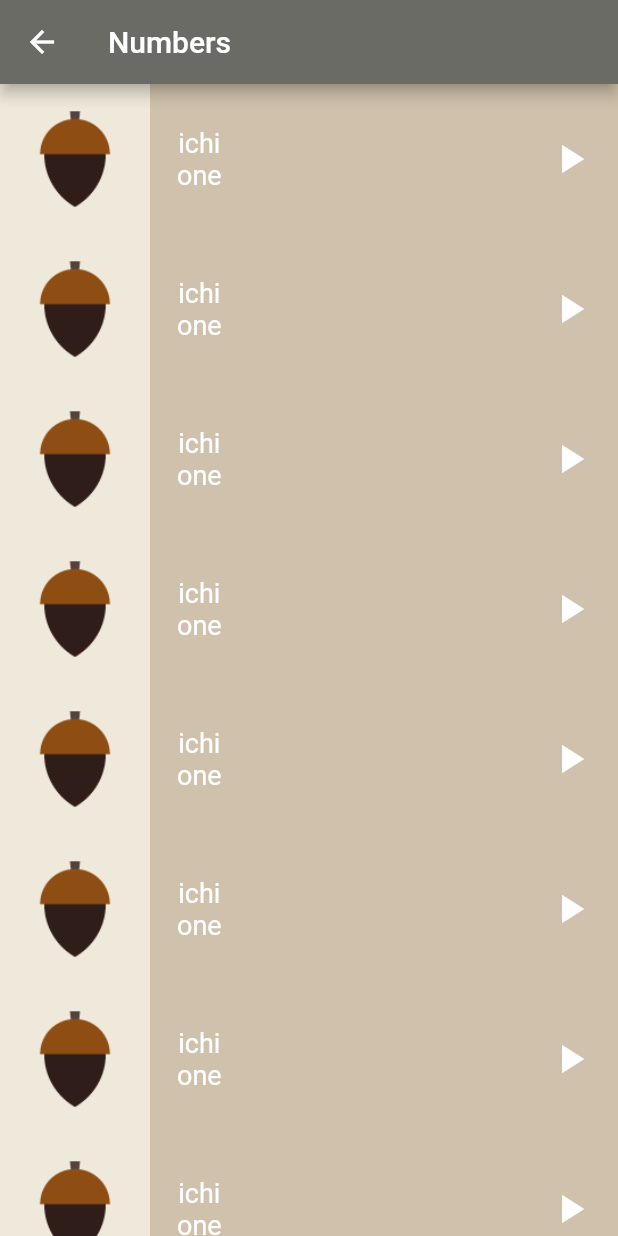
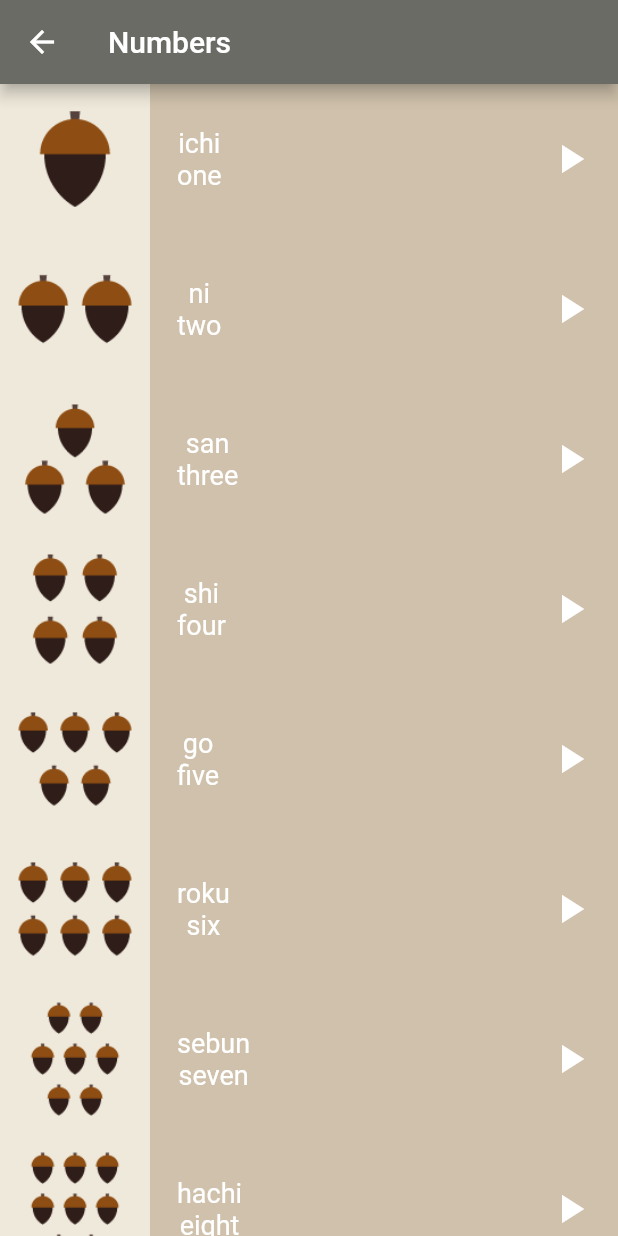
Before and after one commit to MohamedFouad99/language_app, a Flutter app: the NumberScreen screen opened directly, on a phone screen of 412 x 824 dp. Run offline on Flutter 3.47's test engine with Material 2 defaults, Android fonts, the phone set to English and light mode, and no system bars.

Commit message:
end_number_page

```diff
--- a/lib/components/item.dart
+++ b/lib/components/item.dart
@@ -1,6 +1,6 @@
+import 'package:audioplayers/audioplayers.dart';
 import 'package:flutter/material.dart';
-import 'package:flutter/src/widgets/container.dart';
-import 'package:flutter/src/widgets/framework.dart';
+
 import 'package:language_app/model/number.dart';
 
 class Item extends StatelessWidget {
@@ -33,12 +33,19 @@ class Item extends StatelessWidget {
           const Spacer(
             flex: 1,
           ),
-          const Padding(
+          Padding(
             padding: EdgeInsets.only(right: 16),
-            child: Icon(
-              Icons.play_arrow,
-              color: Colors.white,
-              size: 32,
+            child: InkWell(
+              onTap: () {
+                AudioCache player =
+                    AudioCache(prefix: 'assets/sounds/numbers/');
+                player.play(number.sound);
+              },
+              child: Icon(
+                Icons.play_arrow,
+                color: Colors.white,
+                size: 32,
+              ),
             ),
           )
         ],
--- a/lib/model/number.dart
+++ b/lib/model/number.dart
@@ -1,8 +1,10 @@
 class Number {
+  final String sound;
   final String image;
   final String jpNumber;
   final String enNumber;
   const Number({
+    required this.sound,
     required this.image,
     required this.jpNumber,
     required this.enNumber,
--- a/lib/screens/number_screen.dart
+++ b/lib/screens/number_screen.dart
@@ -1,47 +1,85 @@
 // ignore_for_file: public_member_api_docs, sort_constructors_first
 import 'package:flutter/material.dart';
-import 'package:flutter/src/widgets/container.dart';
-import 'package:flutter/src/widgets/framework.dart';
+
 import 'package:language_app/components/item.dart';
 
 import '../model/number.dart';
 
 class NumberScreen extends StatelessWidget {
   const NumberScreen({super.key});
-  final Number one = const Number(
-      image: 'assets/images/numbers/number_one.png',
-      jpNumber: 'ichi',
-      enNumber: 'one');
+  final List<Number> numbers = const [
+    Number(
+        sound: 'number_one_sound.mp3',
+        image: 'assets/images/numbers/number_one.png',
+        jpNumber: 'ichi',
+        enNumber: 'one'),
+    Number(
+        sound: 'number_two_sound.mp3',
+        image: 'assets/images/numbers/number_two.png',
+        jpNumber: 'ni',
+        enNumber: 'two'),
+    Number(
+        sound: 'number_three_sound.mp3',
+        image: 'assets/images/numbers/number_three.png',
+        jpNumber: 'san',
+        enNumber: 'three'),
+    Number(
+        sound: 'number_four_sound.mp3',
+        image: 'assets/images/numbers/number_four.png',
+        jpNumber: 'shi',
+        enNumber: 'four'),
+    Number(
+        sound: 'number_five_sound.mp3',
+        image: 'assets/images/numbers/number_five.png',
+        jpNumber: 'go',
+        enNumber: 'five'),
+    Number(
+        sound: 'number_six_sound.mp3',
+        image: 'assets/images/numbers/number_six.png',
+        jpNumber: 'roku',
+        enNumber: 'six'),
+    Number(
+        sound: 'number_seven_sound.mp3',
+        image: 'assets/images/numbers/number_seven.png',
+        jpNumber: 'sebun',
+        enNumber: 'seven'),
+    Number(
+        sound: 'number_eight_sound.mp3',
+        image: 'assets/images/numbers/number_eight.png',
+        jpNumber: 'hachi',
+        enNumber: 'eight'),
+    Number(
+        sound: 'number_nine_sound.mp3',
+        image: 'assets/images/numbers/number_nine.png',
+        jpNumber: 'kyu',
+        enNumber: 'nine'),
+    Number(
+        sound: 'number_ten_sound.mp3',
+        image: 'assets/images/numbers/number_ten.png',
+        jpNumber: 'ju',
+        enNumber: 'ten'),
+  ];
+
   @override
   Widget build(BuildContext context) {
     return Scaffold(
       appBar: AppBar(
         backgroundColor: const Color(0xFF6A6B65),
-        title: Text('Numbers'),
+        title: const Text('Numbers'),
       ),
-      body: ListView(
-        children: [
-          Item(number: one),
-          Item(number: one),
-          Item(number: one),
-          Item(number: one),
-          Item(number: one),
-          Item(number: one),
-          Item(number: one),
-          Item(number: one),
-          Item(number: one),
-          Item(number: one),
-          Item(number: one),
-          Item(number: one),
-          Item(number: one),
-          Item(number: one),
-          Item(number: one),
-          Item(number: one),
-          Item(number: one),
-          Item(number: one),
-          Item(number: one),
-        ],
-      ),
+      body: ListView.builder(
+          itemCount: numbers.length,
+          itemBuilder: (context, index) {
+            return Item(number: numbers[index]);
+          }),
     );
   }
+
+  // List<Widget> getList(List<Number> numbers) {
+  //   List<Widget> itemList = [];
+  //   for (int i = 0; i < numbers.length; i++) {
+  //     itemList.add(Item(number: numbers[i]));
+  //   }
+  //   return itemList;
+  // }
 }
```
Also changed, not shown: pubspec.yaml (+8 -12 lines), pubspec.lock, 1 other file.
